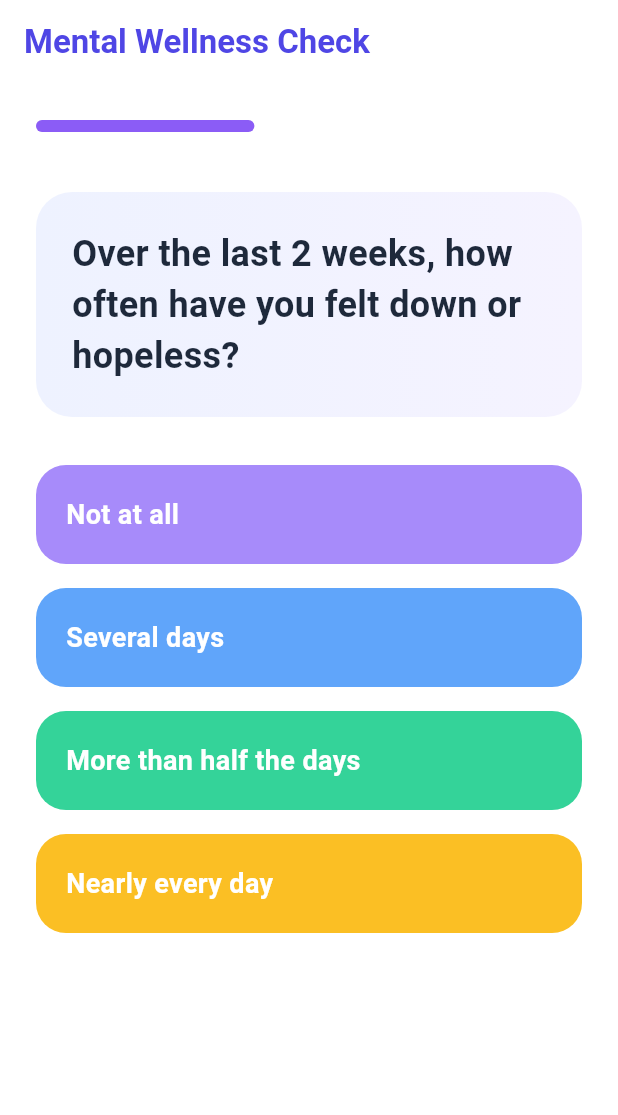
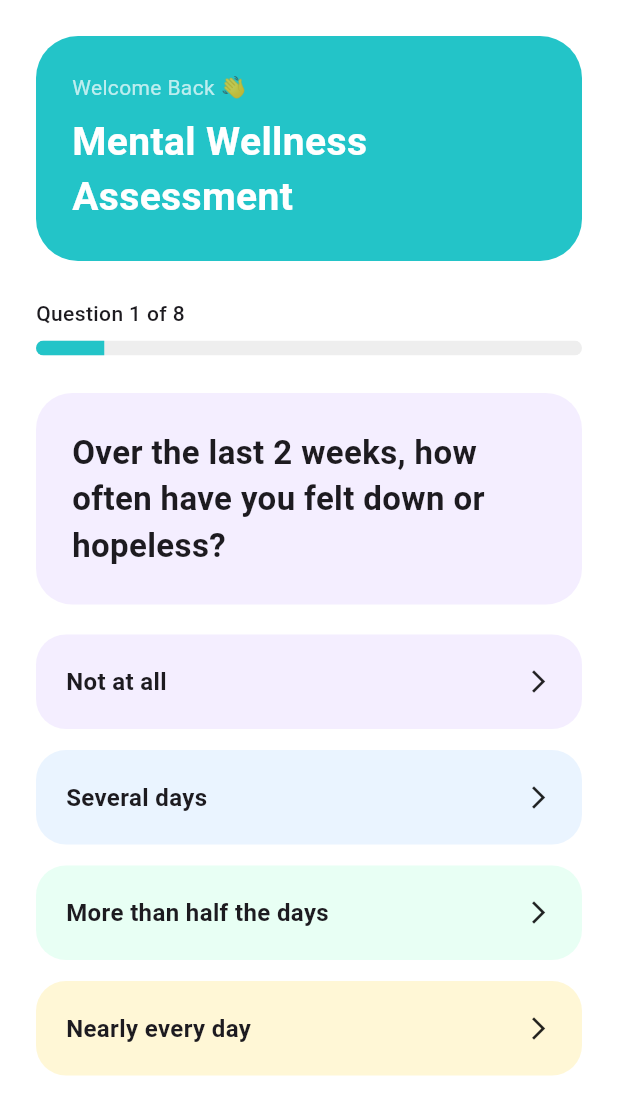
Before and after one commit to ManyaShah1/mental_health_demo, a Flutter app: the screen it shows after launch, on a phone screen of 412 x 824 dp. Shown: the top 1115 px of the screen. Run offline on Flutter 3.47's test engine with Material 3 defaults, Android fonts, the light colour scheme and no system bars.

Commit message:
ui update

```diff
--- a/lib/features/questionnaire/screens/questionnaire_screen.dart
+++ b/lib/features/questionnaire/screens/questionnaire_screen.dart
@@ -2,6 +2,10 @@ import 'package:flutter/material.dart';
 
 import '../controllers/questionnaire_controller.dart';
 import '../models/question.dart';
+import '../widgets/answer_card.dart';
+import '../widgets/assessment_header.dart';
+import '../widgets/progress_widget.dart';
+import '../widgets/question_card.dart';
 import 'result_screen.dart';
 
 class QuestionnaireScreen extends StatefulWidget {
@@ -14,245 +18,202 @@ class QuestionnaireScreen extends StatefulWidget {
 
 class _QuestionnaireScreenState
     extends State<QuestionnaireScreen> {
-  final controller = QuestionnaireController();
+
+  final controller =
+      QuestionnaireController();
+
+  int currentIndex = 1;
 
   @override
   Widget build(BuildContext context) {
+
     if (controller.isFinished) {
       return ResultScreen(
         answers: controller.answers,
       );
     }
 
-    final question = controller.currentQuestion;
+    final question =
+        controller.currentQuestion;
 
     return Scaffold(
       backgroundColor: Colors.white,
 
-      appBar: AppBar(
-        backgroundColor: Colors.white,
-        elevation: 0,
-        title: const Text(
-          "Mental Wellness Check",
-          style: TextStyle(
-            color: Color(0xff4F46E5),
-            fontWeight: FontWeight.bold,
-          ),
-        ),
-      ),
+      body: SafeArea(
+        child: LayoutBuilder(
+          builder: (context, constraints) {
 
-      body: Padding(
-        padding: const EdgeInsets.all(24),
+            return Center(
+              child: Container(
+                constraints:
+                    const BoxConstraints(
+                  maxWidth: 550,
+                ),
 
-        child: Column(
-          crossAxisAlignment:
-              CrossAxisAlignment.start,
+                padding:
+                    const EdgeInsets.all(
+                  24,
+                ),
 
-          children: [
-            Container(
-              height: 8,
+                child: Column(
+                  children: [
 
-              decoration: BoxDecoration(
-                color: Colors.grey.shade200,
-                borderRadius:
-                    BorderRadius.circular(20),
-              ),
+                    const AssessmentHeader(),
 
-              child: FractionallySizedBox(
-                alignment: Alignment.centerLeft,
-                widthFactor: 0.4,
-                child: Container(
-                  decoration: BoxDecoration(
-                    color: const Color(
-                      0xff8B5CF6,
+                    const SizedBox(
+                        height: 25),
+
+                    ProgressWidget(
+                      progress:
+                          currentIndex / 8,
+                      current:
+                          currentIndex,
+                      total: 8,
                     ),
-                    borderRadius:
-                        BorderRadius.circular(
-                      20,
+
+                    const SizedBox(
+                        height: 25),
+
+                    QuestionCard(
+                      question:
+                          question.prompt,
                     ),
-                  ),
+
+                    const SizedBox(
+                        height: 20),
+
+                    Expanded(
+                      child: question
+                                  .type ==
+                              QuestionType
+                                  .scale
+                          ? _buildOptions(
+                              question)
+                          : _buildTextInput(),
+                    ),
+                  ],
                 ),
               ),
-            ),
-
-            const SizedBox(height: 40),
-
-            Container(
-              width: double.infinity,
-
-              padding:
-                  const EdgeInsets.all(24),
-
-              decoration: BoxDecoration(
-                gradient: const LinearGradient(
-                  colors: [
-                    Color(0xffEEF2FF),
-                    Color(0xffF5F3FF),
-                  ],
-                ),
-
-                borderRadius:
-                    BorderRadius.circular(24),
-              ),
-
-              child: Text(
-                question.prompt,
-                style: const TextStyle(
-                  fontSize: 24,
-                  fontWeight: FontWeight.w600,
-                  color: Color(0xff1E293B),
-                ),
-              ),
-            ),
-
-            const SizedBox(height: 32),
-
-            Expanded(
-              child:
-                  question.type ==
-                          QuestionType.scale
-                      ? _buildOptions(
-                          question,
-                        )
-                      : _buildTextInput(
-                          question,
-                        ),
-            ),
-          ],
+            );
+          },
         ),
       ),
     );
   }
 
   Widget _buildOptions(
-    Question question,
-  ) {
+      Question question) {
+
+    final colors = [
+      const Color(0xFFF4EEFF),
+      const Color(0xFFEAF4FF),
+      const Color(0xFFE8FFF4),
+      const Color(0xFFFFF7D6),
+    ];
+
     return ListView.builder(
-      itemCount: question.options.length,
+      itemCount:
+          question.options.length,
 
-      itemBuilder: (context, index) {
-        final option =
-            question.options[index];
-
-        final colors = [
-          const Color(0xffA78BFA),
-          const Color(0xff60A5FA),
-          const Color(0xff34D399),
-          const Color(0xffFBBF24),
-        ];
+      itemBuilder:
+          (context, index) {
 
         return Padding(
           padding:
               const EdgeInsets.only(
-            bottom: 16,
-          ),
+                  bottom: 14),
 
-          child: InkWell(
-            borderRadius:
-                BorderRadius.circular(20),
+          child: AnswerCard(
+            text: question
+                .options[index]
+                .label,
+
+            color: colors[
+                index %
+                    colors.length],
 
             onTap: () {
+
               setState(() {
-                controller.answerQuestion(
-                  option.value,
+
+                currentIndex++;
+
+                controller
+                    .answerQuestion(
+                  question
+                      .options[index]
+                      .value,
                 );
               });
             },
-
-            child: Container(
-              padding:
-                  const EdgeInsets.all(20),
-
-              decoration: BoxDecoration(
-                color:
-                    colors[index %
-                        colors.length],
-
-                borderRadius:
-                    BorderRadius.circular(
-                  20,
-                ),
-              ),
-
-              child: Text(
-                option.label,
-
-                style: const TextStyle(
-                  color: Colors.white,
-                  fontWeight:
-                      FontWeight.w600,
-                  fontSize: 18,
-                ),
-              ),
-            ),
           ),
         );
       },
     );
   }
 
-  Widget _buildTextInput(
-    Question question,
-  ) {
-    final textController =
+  Widget _buildTextInput() {
+
+    final controllerText =
         TextEditingController();
 
     return Column(
       children: [
+
         TextField(
-          controller: textController,
-
+          controller:
+              controllerText,
           maxLines: 6,
 
-          decoration: InputDecoration(
-            hintText:
-                "Tell us how you've been feeling...",
-
+          decoration:
+              InputDecoration(
             filled: true,
             fillColor:
-                const Color(0xffF8FAFC),
+                const Color(
+                    0xFFF8FAFC),
 
             border:
                 OutlineInputBorder(
               borderRadius:
-                  BorderRadius.circular(
-                20,
-              ),
+                  BorderRadius
+                      .circular(20),
             ),
+
+            hintText:
+                "Tell us more...",
           ),
         ),
 
-        const SizedBox(height: 20),
+        const SizedBox(
+            height: 20),
 
         SizedBox(
           width: double.infinity,
 
           child: ElevatedButton(
             style:
-                ElevatedButton.styleFrom(
+                ElevatedButton
+                    .styleFrom(
               backgroundColor:
                   const Color(
-                0xff8B5CF6,
-              ),
-
-              shape:
-                  RoundedRectangleBorder(
-                borderRadius:
-                    BorderRadius.circular(
-                  16,
-                ),
+                0xFF23C4C8,
               ),
 
               padding:
-                  const EdgeInsets.all(
-                18,
-              ),
+                  const EdgeInsets
+                      .all(18),
             ),
 
             onPressed: () {
+
               setState(() {
-                controller.answerQuestion(
-                  textController.text,
+
+                currentIndex++;
+
+                controller
+                    .answerQuestion(
+                  controllerText
+                      .text,
                 );
               });
             },
@@ -261,7 +222,7 @@ class _QuestionnaireScreenState
               "Continue",
             ),
           ),
-        ),
+        )
       ],
     );
   }
--- /dev/null
+++ b/lib/features/questionnaire/widgets/answer_card.dart
@@ -0,0 +1,50 @@
+import 'package:flutter/material.dart';
+
+class AnswerCard extends StatelessWidget {
+  final String text;
+  final Color color;
+  final VoidCallback onTap;
+
+  const AnswerCard({
+    super.key,
+    required this.text,
+    required this.color,
+    required this.onTap,
+  });
+
+  @override
+  Widget build(BuildContext context) {
+    return Material(
+      color: color,
+      borderRadius:
+          BorderRadius.circular(20),
+      child: InkWell(
+        borderRadius:
+            BorderRadius.circular(20),
+        onTap: onTap,
+        child: Padding(
+          padding:
+              const EdgeInsets.all(20),
+          child: Row(
+            children: [
+              Expanded(
+                child: Text(
+                  text,
+                  style: const TextStyle(
+                    fontWeight:
+                        FontWeight.w600,
+                    fontSize: 16,
+                  ),
+                ),
+              ),
+              const Icon(
+                Icons.arrow_forward_ios,
+                size: 18,
+              ),
+            ],
+          ),
+        ),
+      ),
+    );
+  }
+}
--- /dev/null
+++ b/lib/features/questionnaire/widgets/assessment_header.dart
@@ -0,0 +1,38 @@
+import 'package:flutter/material.dart';
+
+class AssessmentHeader extends StatelessWidget {
+  const AssessmentHeader({super.key});
+
+  @override
+  Widget build(BuildContext context) {
+    return Container(
+      width: double.infinity,
+      padding: const EdgeInsets.all(24),
+      decoration: BoxDecoration(
+        color: const Color(0xFF23C4C8),
+        borderRadius: BorderRadius.circular(28),
+      ),
+      child: const Column(
+        crossAxisAlignment: CrossAxisAlignment.start,
+        children: [
+          Text(
+            "Welcome Back 👋",
+            style: TextStyle(
+              color: Colors.white70,
+              fontSize: 14,
+            ),
+          ),
+          SizedBox(height: 8),
+          Text(
+            "Mental Wellness Assessment",
+            style: TextStyle(
+              color: Colors.white,
+              fontSize: 26,
+              fontWeight: FontWeight.bold,
+            ),
+          ),
+        ],
+      ),
+    );
+  }
+}
--- /dev/null
+++ b/lib/features/questionnaire/widgets/progress_widget.dart
@@ -0,0 +1,42 @@
+import 'package:flutter/material.dart';
+
+class ProgressWidget extends StatelessWidget {
+  final double progress;
+  final int current;
+  final int total;
+
+  const ProgressWidget({
+    super.key,
+    required this.progress,
+    required this.current,
+    required this.total,
+  });
+
+  @override
+  Widget build(BuildContext context) {
+    return Column(
+      crossAxisAlignment:
+          CrossAxisAlignment.start,
+      children: [
+        Text(
+          "Question $current of $total",
+          style: const TextStyle(
+            fontWeight: FontWeight.w500,
+          ),
+        ),
+        const SizedBox(height: 8),
+        ClipRRect(
+          borderRadius:
+              BorderRadius.circular(20),
+          child: LinearProgressIndicator(
+            value: progress,
+            minHeight: 10,
+            color: const Color(0xFF23C4C8),
+            backgroundColor:
+                Colors.grey.shade200,
+          ),
+        ),
+      ],
+    );
+  }
+}
--- a/lib/features/questionnaire/widgets/question_card.dart
+++ b/lib/features/questionnaire/widgets/question_card.dart
@@ -10,14 +10,23 @@ class QuestionCard extends StatelessWidget {
 
   @override
   Widget build(BuildContext context) {
-    return Card(
-      child: Padding(
-        padding: const EdgeInsets.all(16),
-        child: Text(
-          question,
-          style: const TextStyle(
-            fontSize: 20,
-          ),
+    return Container(
+      width: double.infinity,
+      padding:
+          const EdgeInsets.all(24),
+      decoration: BoxDecoration(
+        color: const Color(
+          0xFFF4EEFF,
+        ),
+        borderRadius:
+            BorderRadius.circular(24),
+      ),
+      child: Text(
+        question,
+        style: const TextStyle(
+          fontSize: 22,
+          fontWeight:
+              FontWeight.w600,
         ),
       ),
     );
--- a/pubspec.yaml
+++ b/pubspec.yaml
@@ -17,7 +17,7 @@ publish_to: 'none' # Remove this line if you wish to publish to pub.dev
 # In Windows, build-name is used as the major, minor, and patch parts
 # of the product and file versions while build-number is used as the build suffix.
 version: 1.0.0+1
-
+google_fonts: ^6.2.1
 environment:
   sdk: ^3.12.2
 
```
